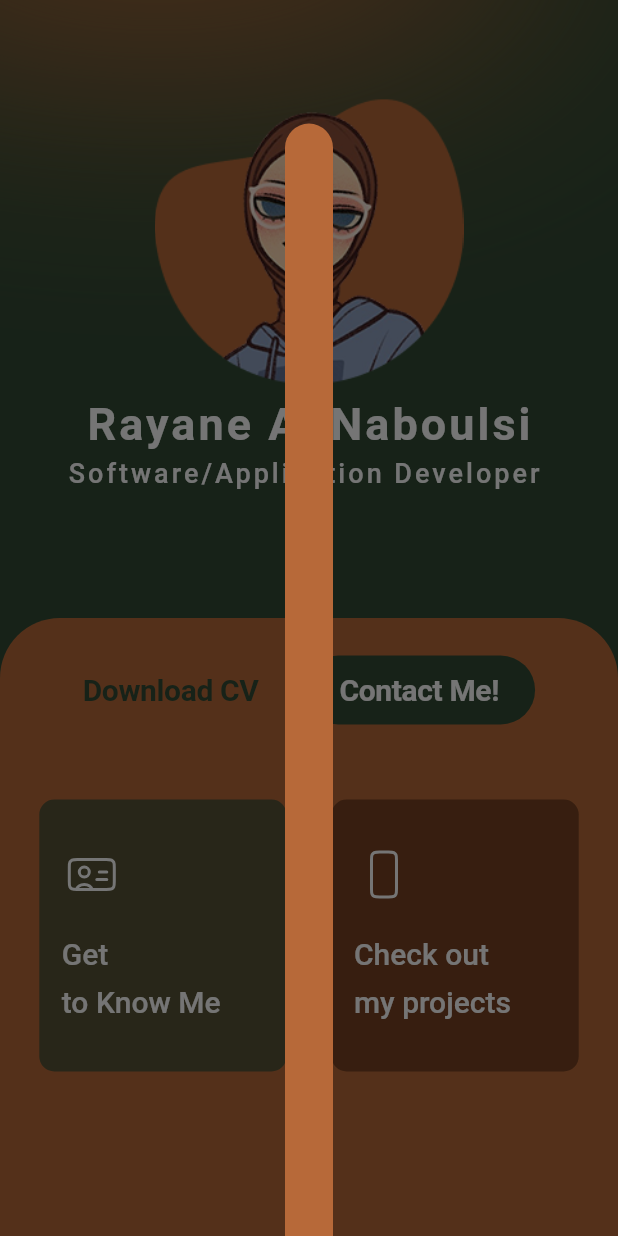
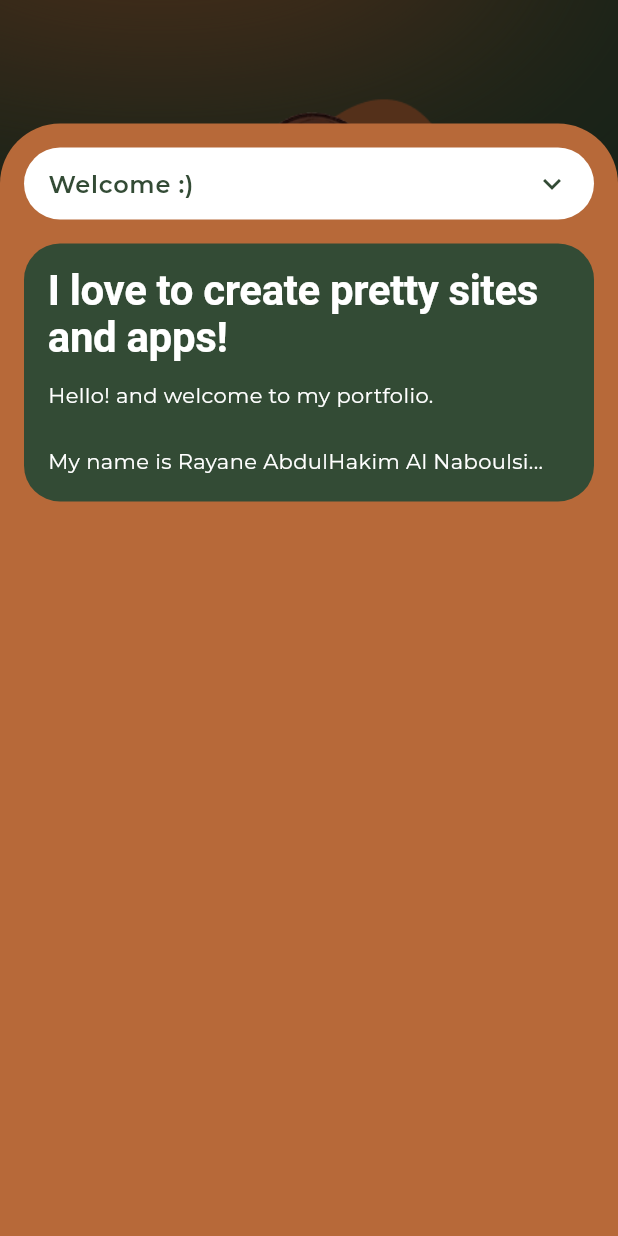
Before and after one commit to Rayane300402/application_portfolio, a Flutter app: the screen it shows after launch, after a tap on an icon or button, on a phone screen of 412 x 824 dp. Run offline on Flutter 3.47's test engine with Material 3 defaults, Android fonts, the phone set to English and light mode, and no system bars; our stand-ins replace flutter_svg, google_fonts; missing offline and left inert: file_saver.

```diff
--- a/lib/components/customDropDown.dart
+++ b/lib/components/customDropDown.dart
@@ -1,91 +1,72 @@
 import 'package:flutter/material.dart';
 import 'package:flutter_svg/svg.dart';
-
+import '../models/DropNode.dart';
 import '../theme/theme.dart';
 
-class CustomDropDown extends StatefulWidget {
-  final String title;
-  final List<Widget> children;
-  final Color bgColor;
-  final Color txtColor;
+class CustomDropdown extends StatefulWidget {
+  final String value;
+  final VoidCallback onTap;            // open overlay handled outside
+  final bool isOpen;
 
-  const CustomDropDown({super.key, required this.title, required this.children, required this.bgColor, required this.txtColor});
+  const CustomDropdown({
+    super.key,
+    required this.value,
+    required this.onTap,
+    required this.isOpen,
+  });
 
   @override
-  State<CustomDropDown> createState() => _CustomDropDownState();
+  State<CustomDropdown> createState() => _CustomDropdownState();
 }
 
-class _CustomDropDownState extends State<CustomDropDown> with SingleTickerProviderStateMixin{
-  bool _isExpanded = false;
-  late AnimationController _controller;
-  late Animation<double> _arrowAnimation;
+class _CustomDropdownState extends State<CustomDropdown> with SingleTickerProviderStateMixin {
+  late final AnimationController _ctrl = AnimationController(vsync: this, duration: const Duration(milliseconds: 200));
+  late final Animation<double> _turn = Tween<double>(begin: 0, end: .5)
+      .animate(CurvedAnimation(parent: _ctrl, curve: Curves.easeOut));
 
   @override
-  void initState() {
-    // TODO: implement initState
-    super.initState();
-
-    _controller = AnimationController(
-      vsync: this,
-      duration: const Duration(milliseconds: 300)
-    );
-
-    _arrowAnimation = Tween<double>(begin:0.0, end: 0.5).animate(_controller);
-
-  }
-
-  void _toggleExpand() {
-    setState(() {
-      _isExpanded = !_isExpanded;
-      if(_isExpanded){
-        _controller.forward();
-      }else {
-        _controller.reverse();
-      }
-    });
+  void didUpdateWidget(covariant CustomDropdown oldWidget) {
+    super.didUpdateWidget(oldWidget);
+    widget.isOpen ? _ctrl.forward() : _ctrl.reverse();
   }
 
   @override
+  void dispose() { _ctrl.dispose(); super.dispose(); }
+
+  @override
   Widget build(BuildContext context) {
-    final textTheme = Theme.of(context).textTheme;
     return AnimatedContainer(
-        duration: const Duration(milliseconds: 300),
+      width: MediaQuery.of(context).size.width - 32,
+      duration: const Duration(milliseconds: 180),
+      curve: Curves.easeOut,
       decoration: BoxDecoration(
-        color: widget.bgColor,
-        borderRadius: BorderRadius.circular(12),
+        color: Colors.white,                       // white pill like your design
+        borderRadius: BorderRadius.circular(24),
       ),
-      margin: const EdgeInsets.symmetric(vertical: 6),
-      child: Column(
-        children: [
-          ListTile(
-            title: Text(
-              widget.title,
-              style: textTheme.displayMedium!.copyWith(
-                  fontSize: 18,
-                  color: widget.txtColor,
-              ),
-            ),
-            trailing: RotationTransition(
-                turns: _arrowAnimation,
-              child:  IgnorePointer(    // keeps splash taps clean
-                child: SvgPicture.asset(
-                  'assets/images/Caret_Down_MD.svg',
-                  colorFilter: ColorFilter.mode(
-                    AppTheme.textWhite,
-                    BlendMode.srcATop,
-                  ),
+      child: InkWell(
+        onTap: widget.onTap,
+        borderRadius: BorderRadius.circular(24),
+        child: Padding(
+          padding: const EdgeInsets.symmetric(horizontal: 16, vertical: 12),
+          child: Row(
+            mainAxisAlignment: MainAxisAlignment.spaceBetween,
+            mainAxisSize: MainAxisSize.min,
+            children: [
+              Text(
+                widget.value,
+                style: Theme.of(context).textTheme.bodyLarge!.copyWith(
+                  color: AppTheme.primaryGreen,
+                  fontWeight: FontWeight.w600,
                 ),
               ),
-            ),
-            onTap: _toggleExpand,
+              const SizedBox(width: 10),
+              RotationTransition(
+                turns: _turn,
+                child: const Icon(Icons.expand_more, color: AppTheme.primaryGreen),
+              ),
+            ],
           ),
-          AnimatedCrossFade(
-            duration: const Duration(milliseconds: 300),
-            crossFadeState: _isExpanded ? CrossFadeState.showFirst : CrossFadeState.showSecond,
-            firstChild: Column(children: widget.children),
-            secondChild: const SizedBox.shrink(),
-          )
-        ],
+        ),
       ),
     );
   }
--- /dev/null
+++ b/lib/features/welcomeSection.dart
@@ -0,0 +1,23 @@
+import 'package:flutter/material.dart';
+
+class WelcomeSection extends StatelessWidget {
+  const WelcomeSection({super.key});
+
+  @override
+  Widget build(BuildContext context) {
+    final t = Theme.of(context).textTheme;
+    return Column(
+      crossAxisAlignment: CrossAxisAlignment.start,
+      children: [
+        Text('I love to create pretty sites and apps!',
+            style: t.displayLarge!.copyWith(fontSize: 28)),
+        const SizedBox(height: 12),
+        Text(
+          "Hello! and welcome to my portfolio.\n\n"
+              "My name is Rayane AbdulHakim Al Naboulsi...",
+          style: t.bodyMedium!.copyWith(height: 1.6),
+        ),
+      ],
+    );
+  }
+}
--- /dev/null
+++ b/lib/models/DropNode.dart
@@ -0,0 +1,8 @@
+class DropNode {
+  final String label;
+  final bool selectable;          // false => header/group only
+  final List<DropNode> children;  // nested items
+
+  const DropNode.header(this.label, {this.children = const []}) : selectable = false;
+  const DropNode.item(this.label) : selectable = true, children = const [];
+}
--- a/lib/sheets/getToKnowMe.dart
+++ b/lib/sheets/getToKnowMe.dart
@@ -1,8 +1,77 @@
 import 'package:flutter/material.dart';
+import 'package:portfolio/components/customDropDown.dart';
 import 'package:portfolio/theme/theme.dart';
 
-class KnowMeSheet extends StatelessWidget {
+import '../components/dropdownPanel.dart';
+import '../features/experienceSection.dart';
+import '../features/welcomeSection.dart';
+import '../models/DropNode.dart';
+
+class KnowMeSheet extends StatefulWidget {
   const KnowMeSheet({super.key});
+
+  @override
+  State<KnowMeSheet> createState() => _KnowMeSheetState();
+}
+
+class _KnowMeSheetState extends State<KnowMeSheet> {
+  String _selected = 'Welcome :)';
+  final LayerLink _link = LayerLink();
+  OverlayEntry? _menuEntry;
+  bool _open = false;
+
+  late final List<DropNode> _menu = [
+    const DropNode.item('Welcome :)'),
+    const DropNode.item('Experience'),
+    const DropNode.item('Academics'),
+    const DropNode.item('Certificates'),
+    const DropNode.item('Skills & Hobbies'),
+  ];
+
+  void _openMenu() {
+    if (_open) return;
+    _open = true;
+
+    final width = MediaQuery.of(context).size.width - 32; // full width inside sheet padding
+    _menuEntry = OverlayEntry(
+      builder: (_) => DropdownPanel(
+        nodes: _menu,
+        onSelect: (label) => setState(() => _selected = label),
+        onClose: _closeMenu,                    // <— no Navigator.pop
+        link: _link,
+        width: width,
+      ),
+    );
+    Overlay.of(context).insert(_menuEntry!);
+    setState(() {}); // to rotate arrow in pill
+  }
+
+  void _closeMenu() {
+    _menuEntry?.remove();
+    _menuEntry = null;
+    if (_open) {
+      _open = false;
+      setState(() {}); // rotate arrow back
+    }
+  }
+
+  @override
+  void dispose() {
+    _closeMenu();
+    super.dispose();
+  }
+
+
+  Widget _bodyFor(String key) {
+    switch (key) {
+      case 'Welcome :)':   return const WelcomeSection();
+      case 'Experience':   return const ExperienceSection();
+    // case 'Academics':  return const AcademicsSection();
+    // case 'Certificates': return const CertificatesSection();
+    // case 'Skills & Hobbies': return const SkillsSection();
+      default: return Text('$key – coming soon', style: Theme.of(context).textTheme.bodyMedium);
+    }
+  }
 
   @override
   Widget build(BuildContext context) {
@@ -20,8 +89,36 @@ class KnowMeSheet extends StatelessWidget {
         child: SingleChildScrollView(
           physics: const BouncingScrollPhysics(),
           child: Column(
+            crossAxisAlignment: CrossAxisAlignment.start,
             children: [
+              CompositedTransformTarget(
+                link: _link,
+                child: CustomDropdown(
+                  value: _selected,
+                  isOpen: _open,
+                  onTap: _open ? _closeMenu : _openMenu,
+                ),
+              ),
 
+              const SizedBox(height: 16,),
+
+              AnimatedSwitcher(
+                duration: const Duration(milliseconds: 220),
+                switchInCurve: Curves.easeOut,
+                switchOutCurve: Curves.easeIn,
+                transitionBuilder: (c, a) => FadeTransition(opacity: a, child: c),
+
+                child: Container(
+                  key: ValueKey(_selected),
+                  padding: const EdgeInsets.all(16),
+                  decoration: BoxDecoration(
+                    color: AppTheme.primaryGreen,
+                    borderRadius: BorderRadius.circular(24)
+                  ),
+                  child: _bodyFor(_selected),
+                ),
+
+              ),
             ],
           ),
         ),
```
Also changed, not shown: lib/components/dropdownPanel.dart (added, +94 -0 lines), lib/features/experienceSection.dart (added, +20 -0 lines).
